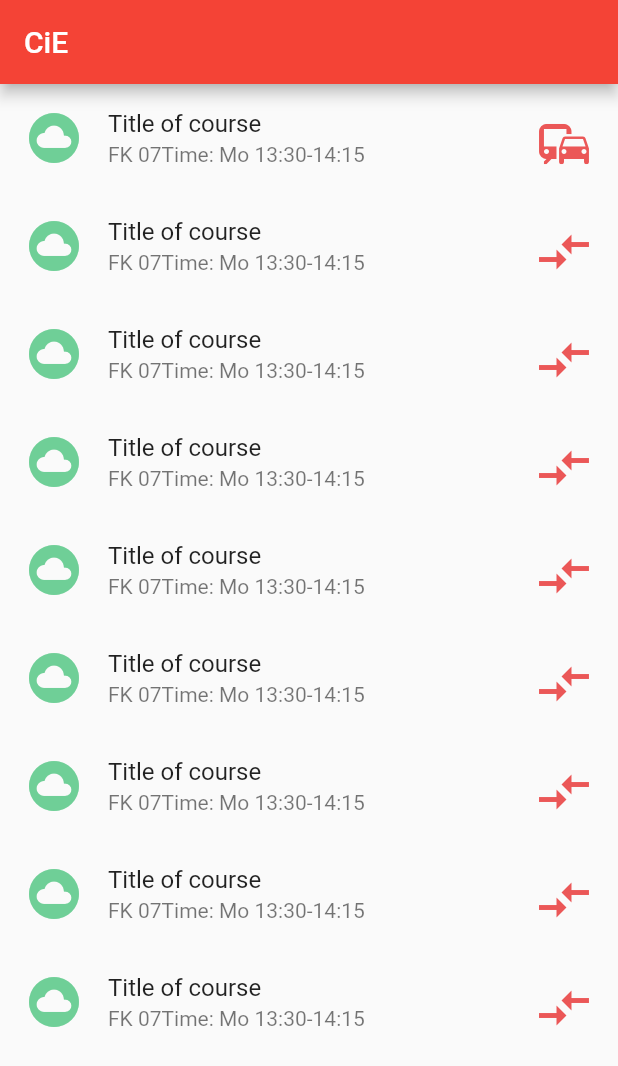
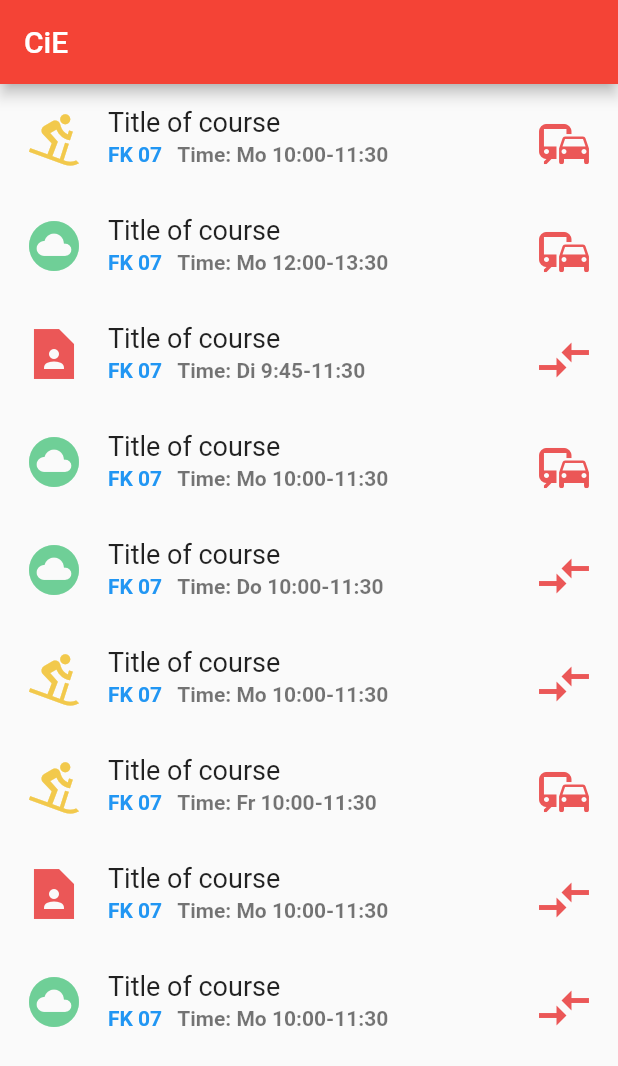
Before and after one commit to mobileappdevhm/dev-team-1-cie-app-in-flutter, a Flutter app: the screen it shows after launch, after a tap on the "compare arrows" icon, on a phone screen of 412 x 824 dp. Shown: the top 1066 px of the screen. Run offline on Flutter 3.47's test engine with Material 2 defaults, Android fonts, the phone set to English and light mode, and no system bars.

Commit message:
Course list feature finished

```diff
--- a/lib/model/course/course.dart
+++ b/lib/model/course/course.dart
@@ -1,6 +1,6 @@
 class Course {
   final String name;
-  final int faculty;
+  final String faculty;
   final String lectureTime;
   final String description;
   final int hoursPerWeak;
@@ -9,8 +9,9 @@ class Course {
   final String professorName;
   final int availableForStudent;
   bool isFavourite;
+  final int availability;
 
   Course(this.name, this.faculty, this.lectureTime, this.description,
       this.hoursPerWeak, this.ects, this.professorEmail, this.professorName,
-      this.availableForStudent, this.isFavourite);
+      this.availableForStudent, this.isFavourite, this.availability);
 }
--- a/lib/model/course/courses_mock.dart
+++ b/lib/model/course/courses_mock.dart
@@ -5,33 +5,33 @@ class CoursesMock implements Courses {
   List<Course> courses = [];
 
   CoursesMock() {
-    courses.add(new Course("Operating Systems", 07, "Mo 10:00-11:30", "Some description",
+    courses.add(new Course("Title of Course 1", "07", "Mo 10:00-11:30", "Some description 1",
         1, 1, "test@test.de", "Test",
-        1, false));
-    courses.add(new Course("Operating Systems", 07, "Mo 10:00-11:30", "Some description",
+        1, false, 1));
+    courses.add(new Course("Title of Course 2", "07", "Mo 12:00-13:30", "Some description 2",
         1, 1, "test@test.de", "Test",
-        1, false));
-    courses.add(new Course("Operating Systems", 07, "Mo 10:00-11:30", "Some description",
+        1, true, 0));
+    courses.add(new Course("Title of Course 3", "07", "Di 9:45-11:30", "Some description 3",
         1, 1, "test@test.de", "Test",
-        1, false));
-    courses.add(new Course("Operating Systems", 07, "Mo 10:00-11:30", "Some description",
+        1, false, 2));
+    courses.add(new Course("Title of Course 4", "07", "Mo 10:00-11:30", "Some description 4",
         1, 1, "test@test.de", "Test",
-        1, false));
-    courses.add(new Course("Operating Systems", 07, "Mo 10:00-11:30", "Some description",
+        1, true, 0));
+    courses.add(new Course("Title of Course 5", "07", "Do 10:00-11:30", "Some description 5",
         1, 1, "test@test.de", "Test",
-        1, false));
-    courses.add(new Course("Operating Systems", 07, "Mo 10:00-11:30", "Some description",
+        1, false, 0));
+    courses.add(new Course("Title of Course 6", "07", "Mo 10:00-11:30", "Some description 6",
         1, 1, "test@test.de", "Test",
-        1, false));
-    courses.add(new Course("Operating Systems", 07, "Mo 10:00-11:30", "Some description",
+        1, false, 1));
+    courses.add(new Course("Title of Course 7", "07", "Fr 10:00-11:30", "Some description 7",
         1, 1, "test@test.de", "Test",
-        1, false));
-    courses.add(new Course("Operating Systems", 07, "Mo 10:00-11:30", "Some description",
+        1, true, 1));
+    courses.add(new Course("Title of Course 8", "07", "Mo 10:00-11:30", "Some description 8",
         1, 1, "test@test.de", "Test",
-        1, false));
-    courses.add(new Course("Operating Systems", 07, "Mo 10:00-11:30", "Some description",
+        1, false, 2));
+    courses.add(new Course("Title of Course 9", "07", "Mo 10:00-11:30", "Some description 9",
         1, 1, "test@test.de", "Test",
-        1, false));
+        1, false, 0));
   }
 
   @override
--- a/lib/presenter/courseListPresenter.dart
+++ b/lib/presenter/courseListPresenter.dart
@@ -34,4 +34,16 @@ class CourseListPresenter {
   List<Course> getCourses() {
     return _courses.getCourses();
   }
+
+  int getAvailability(int id) {
+    return _courses.getCourses()[id].availability;
+  }
+
+  String getFaculty(int id) {
+    return _courses.getCourses()[id].faculty.toString();
+  }
+
+  String getLectureTime(int id) {
+    return _courses.getCourses()[id].lectureTime.toString();
+  }
 }
--- /dev/null
+++ b/lib/utils/cieStyle.dart
@@ -0,0 +1,22 @@
+import 'package:flutter/material.dart';
+
+class CiEStyle {
+  static TextStyle getCoursesListFacultyStyle() {
+    return new TextStyle(
+      color: Colors.blue,
+      fontWeight: FontWeight.bold,
+    );
+  }
+
+  static getCoursesListTimeStyle() {
+    return new TextStyle(
+      fontWeight: FontWeight.bold,
+    );
+  }
+
+  static getCoursesTitleStyle() {
+    return new TextStyle(
+      fontSize: 18.0,
+    );
+  }
+}
--- a/lib/widgets/courseList.dart
+++ b/lib/widgets/courseList.dart
@@ -1,4 +1,3 @@
-import 'package:cie_team1/di/courses_di.dart';
 import 'package:cie_team1/presenter/courseListPresenter.dart';
 import 'package:cie_team1/widgets/courseListItem.dart';
 import 'package:flutter/material.dart';
@@ -24,8 +23,7 @@ class CourseListState extends State<CourseList> {
   Widget build(BuildContext context) {
     try {
       return new ListView.builder(
-        itemBuilder: (BuildContext context, int index) =>
-        new CourseListItem(courseListPresenter, index),
+        itemBuilder: (BuildContext context, int index) => new CourseListItem(courseListPresenter, index),
         itemCount: courseListPresenter.getCourses().length,
       );
     } catch (e) {
--- a/lib/widgets/courseListItem.dart
+++ b/lib/widgets/courseListItem.dart
@@ -1,4 +1,5 @@
 import 'package:cie_team1/presenter/courseListPresenter.dart';
+import 'package:cie_team1/utils/cieStyle.dart';
 import 'package:flutter/material.dart';
 
 class CourseListItem extends StatefulWidget {
@@ -22,18 +23,46 @@ class CourseListItemState extends State<CourseListItem> {
 
   @override
   Widget build(BuildContext context) {
+    Icon availabilityIcon;
+    //Todo: Maybe responsive calculation should be added later
+    double iconSize = 40.0;
+
+    switch (courseListPresenter.getAvailability(id)) {
+      case 0:
+        availabilityIcon = new Icon(
+          const IconData(0xe86c, fontFamily: 'MaterialIcons'),
+          size: iconSize,
+          color: Color.fromRGBO(111, 207, 151, 1.0),
+        );
+        break;
+      case 1:
+        availabilityIcon = new Icon(
+          const IconData(0xe8fd, fontFamily: 'MaterialIcons'),
+          size: iconSize,
+          color: Color.fromRGBO(242, 201, 76, 1.0),
+        );
+        break;
+      case 2:
+        availabilityIcon = new Icon(
+          const IconData(0xe888, fontFamily: 'MaterialIcons'),
+
+          size: iconSize,
+          color: Color.fromRGBO(235, 87, 87, 1.0),
+        );
+        break;
+    };
+
+
     return new ListTile(
-        leading: new Icon(
-          const IconData(0xe86c, fontFamily: 'MaterialIcons'),
-          //Todo: Maybe responsive calculation should be added later
-          size: 40.0,
-          color: Color.fromRGBO(111, 207, 151, 1.0),
-        ),
-        title: new Text("Title of course"),
+      leading: availabilityIcon,
+      title: new Text("Title of course", style: CiEStyle.getCoursesTitleStyle(),),
       subtitle: new Row(
         children: <Widget>[
-            new Text("FK 07"),
-            new Text("Time: Mo 13:30-14:15"),
+          new Padding (
+            padding: new EdgeInsets.fromLTRB(0.0, 0.0, 10.0, 0.0),
+            child: new Text("FK " + courseListPresenter.getFaculty(id), style: CiEStyle.getCoursesListFacultyStyle(),),
+          ),
+          new Text("Time: " + courseListPresenter.getLectureTime(id), style: CiEStyle.getCoursesListTimeStyle(),),
         ],
       ),
       trailing: new IconButton(
```
Also changed, not shown: lib/utils/style.dart (deleted). Lines whose indentation alone changed are shown as unchanged.
